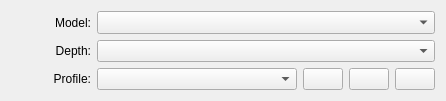
This is krita/ui/forms/wdgcolorspaceselector.ui in KDE/krita as Qt 5 draws it before an edit. The edited form follows.
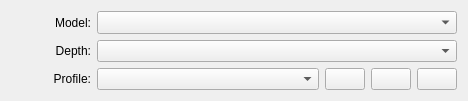
This is the edited form. Custom widgets are drawn as their Qt base class.

The edit to the form file:
```diff
--- a/krita/ui/forms/wdgcolorspaceselector.ui
+++ b/krita/ui/forms/wdgcolorspaceselector.ui
@@ -6,7 +6,7 @@
    <rect>
     <x>0</x>
     <y>0</y>
-    <width>438</width>
+    <width>468</width>
     <height>101</height>
    </rect>
   </property>
@@ -98,12 +98,6 @@
          <verstretch>0</verstretch>
         </sizepolicy>
        </property>
-       <property name="minimumSize">
-        <size>
-         <width>200</width>
-         <height>0</height>
-        </size>
-       </property>
       </widget>
      </item>
      <item>
```
